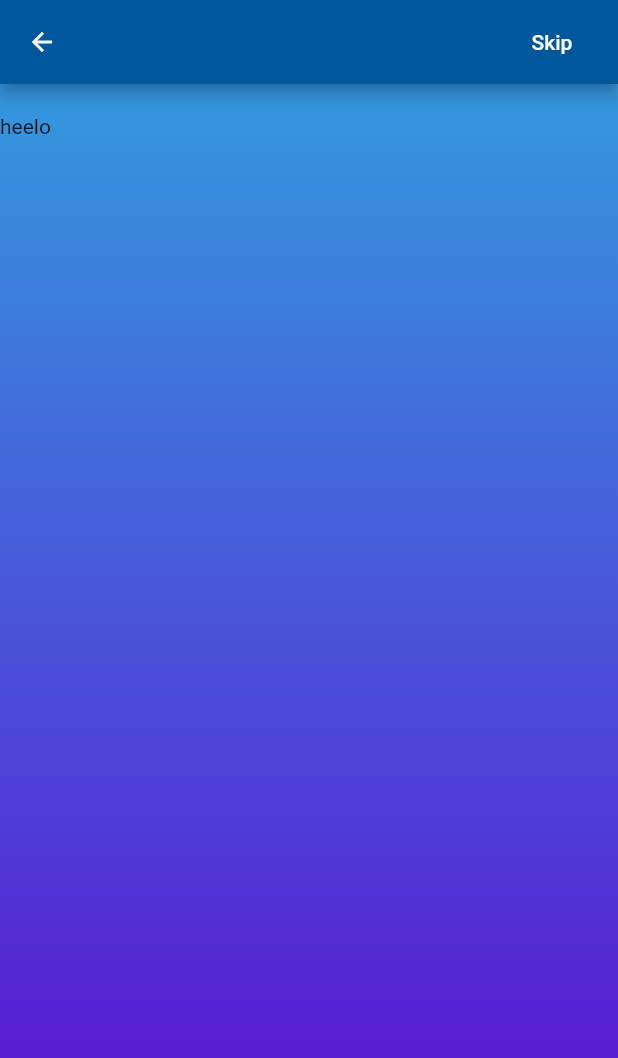
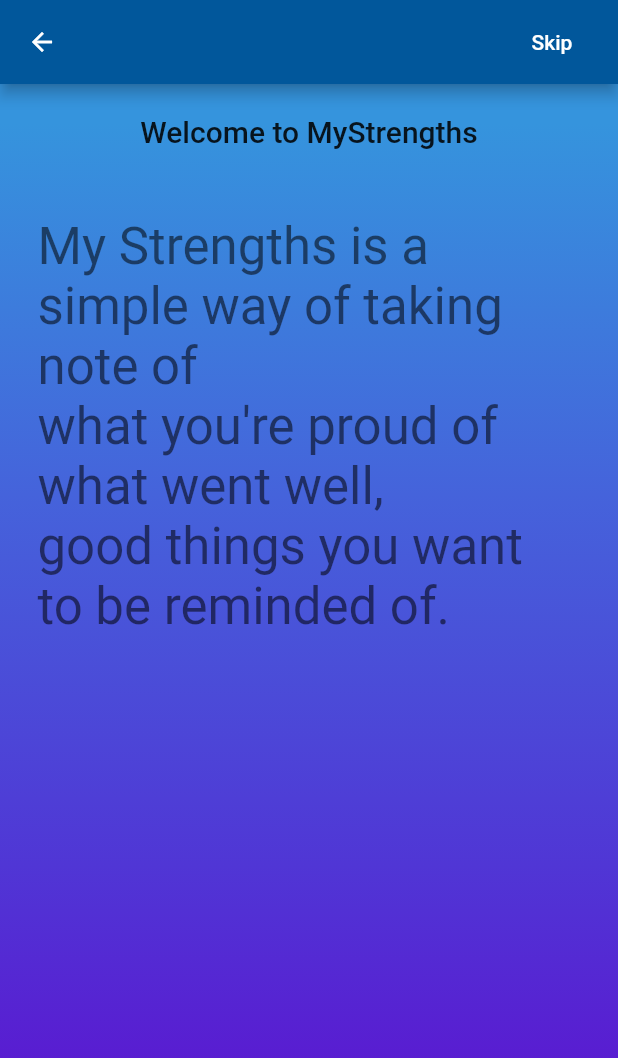
Before and after one commit to AlexHBall/MyStrengths, a Flutter app: the Onboard screen opened directly, on a phone screen of 412 x 824 dp. Shown: the top 1058 px of the screen. Run offline on Flutter 3.47's test engine with Material 2 defaults, Android fonts, the phone set to English and light mode, and no system bars; our stand-ins replace flutter_calendar_carousel, flutter_local_notifications, shared_preferences, sqflite; missing offline and left inert: dart_random_choice; accounts and stored records are empty.

Commit message:
add basic onboarding screens, texts and functionality

```diff
--- a/lang/en.json
+++ b/lang/en.json
@@ -1,18 +1,25 @@
 {
+    "onboard_welcome_title": "Welcome to MyStrengths",
+    "onboard_welcome_intro": "My Strengths is a simple way of taking note of \nwhat you're proud of \nwhat went well, \ngood things you want to be reminded of.",
+    "onboard_welcome_para": "To get started, enter your name to receive personalised notifications",
+    "onboard_enter_name": "Please enter your name",
+    "onboard_eplain_swipe" : "Swipe right on Entries to edit them, Swipe left to delete them \nTry this on the entry below",
+    "onboard_example_entry" : "Today I went to the gym",
+    "onbard_welcome_done" : "I'm ready",
     "entries": "Welcome",
-    "loading_entries" : "Loading ...",
+    "loading_entries": "Loading ...",
     "add_new_entry": "Add a new entry below!",
-    "edit_entry" : "Edit your entry",
-    "deleted_entry" : "Entry Deleted",
-    "delete_undo" : "UNDO",
+    "edit_entry": "Edit your entry",
+    "deleted_entry": "Entry Deleted",
+    "delete_undo": "UNDO",
     "select_date": "Select a date",
-    "name" : "Name",
-    "notifications" : "Notifications",
-    "notification_enabled" : "Receive Notifications  ",
-    "add_notification" : "Add a new notification",
-    "add_notification_reminder" : "Add a new notification below!",
-    "notification_exists" : "This reminder already exists",
-    "create_notification" : "Remind me after",
-    "days_under" : "Days",
+    "name": "Name",
+    "notifications": "Notifications",
+    "notification_enabled": "Receive Notifications  ",
+    "add_notification": "Add a new notification",
+    "add_notification_reminder": "Add a new notification below!",
+    "notification_exists": "This reminder already exists",
+    "create_notification": "Remind me after",
+    "days_under": "Days",
     "settings": "Settings"
 }
--- a/lang/fr.json
+++ b/lang/fr.json
@@ -1,18 +1,25 @@
 {
+    "onboard_welcome_title": "Welcome to MyStrengths TRANSLATE ME TO FRENCH",
+    "onboard_welcome_intro": "How do I translate TRANSLATE ME TO FRENCH",
+    "onboard_welcome_para": "How do I translate TRANSLATE ME TO FRENCH",
+    "onboard_eplain_swipe": "Swipe left on Entries to edit them, Swipe right to delete them",
+    "onboard_example_entry": "Today I went to the gym",
+    "onbard_welcome_done": "Finir",
+    "onboard_enter_name": "Please enter your name TRANSLATE ME",
     "entries": "Bienvenue",
-    "loading_entries" : "Charger tes textes",
+    "loading_entries": "Charger tes textes",
     "add_new_entry": "Ecris ton texte en bas de la page",
-    "edit_entry" : "Modifier ton texte",
-    "deleted_entry" : "Texte supprimé",
-    "delete_undo" : "Annuler",
+    "edit_entry": "Modifier ton texte",
+    "deleted_entry": "Texte supprimé",
+    "delete_undo": "Annuler",
     "select_date": "Selectionnes la date",
-    "name" : "Nom",
-    "notifications" : "Notifications",
-    "notification_enabled" : "Activer Notifications",
-    "add_notification" : "Ajouter une nouvelle notification",
-    "add_notification_reminder" : "Ajouter une nouvelle notification en dessous",
-    "notification_exists" : "Cette notification existe déjà",
-    "create_notification" : "Spécifier le nombre de jours",
-    "days_under" : "Jours",
+    "name": "Nom",
+    "notifications": "Notifications",
+    "notification_enabled": "Activer Notifications",
+    "add_notification": "Ajouter une nouvelle notification",
+    "add_notification_reminder": "Ajouter une nouvelle notification en dessous",
+    "notification_exists": "Cette notification existe déjà",
+    "create_notification": "Spécifier le nombre de jours",
+    "days_under": "Jours",
     "settings": "Paramètres"
 }
--- a/lib/ui/home.dart
+++ b/lib/ui/home.dart
@@ -19,7 +19,8 @@ class Home extends StatelessWidget {
           default:
             if (!snapshot.hasError) {
               // @ToDo("Return a welcome screen");
-              return snapshot.data.getBool("welcome") != null
+              // return snapshot.data.getBool("welcome") != null
+              return snapshot.data.getBool("welcome") != false
                   ? new MyStrenghtsList()
                   : new Onboard();
             } else {
@@ -37,7 +38,7 @@ class LoadingScreen extends StatelessWidget {
 
   @override
   Widget build(BuildContext context) {
-    return Text(text);
+    return Scaffold();
   }
 }
 
--- a/lib/ui/onbaord/onboard_screen.dart
+++ b/lib/ui/onbaord/onboard_screen.dart
@@ -1,19 +1,20 @@
 import 'package:flutter/material.dart';
 import 'package:flutter/services.dart';
 import 'package:my_strengths/ui/custom/custom_ui.dart';
+import 'package:my_strengths/utils/utils.dart';
+import 'package:shared_preferences/shared_preferences.dart';
 
 class Onboard extends StatelessWidget {
   Onboard();
 
+  final List<Widget> onBoardPages = [Welcome(), EnterName(), SwipeExplain()];
+
   @override
   Widget build(BuildContext context) {
-    Column scaffoldChild = Column(
-      children: <Widget>[
-        SizedBox(
-          height: 20,
-        ),
-        Text("heelo")
-      ],
+    PageView pages = PageView.builder(
+      controller: PageController(),
+      itemCount: onBoardPages.length,
+      itemBuilder: (context, position) => onBoardPages[position],
     );
 
     var gradient = AnnotatedRegion<SystemUiOverlayStyle>(
@@ -35,11 +36,123 @@ class Onboard extends StatelessWidget {
           child: Scaffold(
             backgroundColor: Colors.transparent,
             appBar: OnboardAppBar(),
-            body: scaffoldChild,
+            body: pages,
           ),
         ));
-
-    // TODO: implement build
     return gradient;
   }
 }
+
+class EnterName extends StatelessWidget {
+  EnterName();
+
+  @override
+  Widget build(BuildContext context) {
+    final String namePreferenceKey = 'name';
+    final TextEditingController eCtrl = TextEditingController();
+
+    Future<void> _setName(String name) async {
+      SharedPreferences prefs = await SharedPreferences.getInstance();
+      prefs.setString(namePreferenceKey, name);
+    }
+
+    Column scaffoldChild = Column(
+      children: <Widget>[
+        SizedBox(
+          height: 20,
+        ),
+        Padding(
+          padding: EdgeInsets.all(25),
+          child: Display1Text(
+            AppLocalizations.of(context).translate('onboard_welcome_para'),
+          ),
+        ),
+        Text(
+          AppLocalizations.of(context).translate('onboard_enter_name'),
+          style: Theme.of(context).textTheme.headline,
+        ),
+        TextField(
+          autofocus: true,
+          cursorColor: Colors.white,
+          style: Theme.of(context).textTheme.display2,
+          controller: eCtrl,
+          onSubmitted: (String text) async {
+            if (text != null) {
+              _setName(text);
+            }
+          },
+          textAlign: TextAlign.center,
+        ),
+      ],
+    );
+
+    return scaffoldChild;
+  }
+}
+
+class Welcome extends StatelessWidget {
+  Welcome();
+
+  @override
+  Widget build(BuildContext context) {
+    Column welcome = Column(
+      children: <Widget>[
+        SizedBox(
+          height: 20,
+        ),
+        Text(
+          AppLocalizations.of(context).translate('onboard_welcome_title'),
+          style: Theme.of(context).textTheme.title,
+        ),
+        SizedBox(
+          height: 20,
+        ),
+        Padding(
+          padding: EdgeInsets.all(25),
+          child: Display1Text(
+            AppLocalizations.of(context).translate('onboard_welcome_intro'),
+          ),
+        ),
+      ],
+    );
+
+    return welcome;
+  }
+}
+
+class SwipeExplain extends StatelessWidget {
+  SwipeExplain();
+
+  @override
+  Widget build(BuildContext context) {
+    Column explain = Column(
+      children: <Widget>[
+        SizedBox(
+          height: 20,
+        ),
+        Body1Text(
+          AppLocalizations.of(context).translate('onboard_eplain_swipe'),
+        ),
+        //TODO: Add Swipe animations
+        Dismissible(
+          onDismissed: (DismissDirection direction) async {
+            // _handleDirectionalSwipe(context, direction, entry);
+          },
+          background: EditContainer(),
+          secondaryBackground: DeleteContainer(),
+          child: EntryCard(
+              AppLocalizations.of(context).translate("onboard_example_entry")),
+          key: UniqueKey(),
+        ),
+
+        FlatButton(
+          onPressed: null,
+          child: Body1Text(
+            AppLocalizations.of(context).translate('onbard_welcome_done'),
+          ),
+        )
+      ],
+    );
+    return explain;
+  }
+}
--- a/lib/ui/strength_list.dart
+++ b/lib/ui/strength_list.dart
@@ -2,6 +2,7 @@ import 'package:flutter/material.dart';
 import 'package:intl/intl.dart';
 import 'package:my_strengths/utils/custom_notification_creator.dart';
 import 'package:my_strengths/models/models.dart';
+import 'package:shared_preferences/shared_preferences.dart';
 import 'custom/custom_ui.dart';
 import 'package:my_strengths/bloc/bloc.dart';
 import 'package:my_strengths/utils/utils.dart';
@@ -111,6 +112,14 @@ class DyanmicList extends State<MyStrenghtsList> {
     return new Scaffold(
       appBar: MainAppBar(_formattedDate, _handleDateChange),
       body: listBody(),
+      //TODO: Remove this when onboarding done properly
+      floatingActionButton: FloatingActionButton(
+        onPressed: () async {
+SharedPreferences prefs = await SharedPreferences.getInstance();
+prefs.setBool("welcome", false);
+        print("weclome ${prefs.getBool("welcome")}");
+        },
+      ),
     );
   }
 
```
Also changed, not shown: lib/ui/custom/app_bar.dart (+4 -3 lines).
